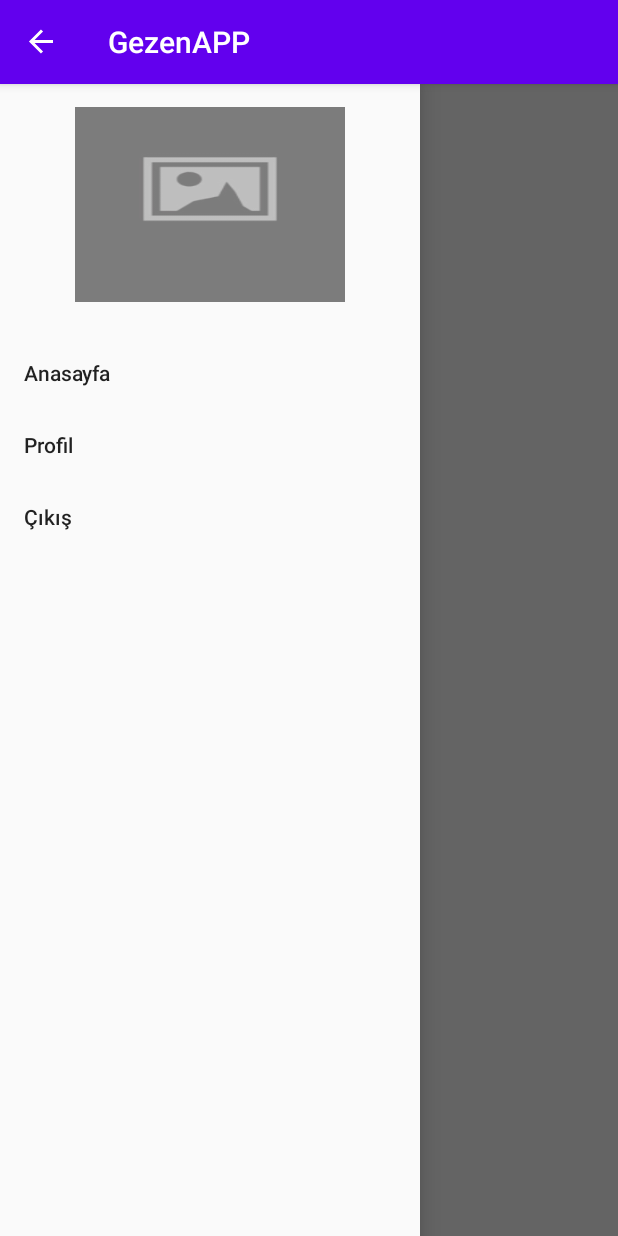
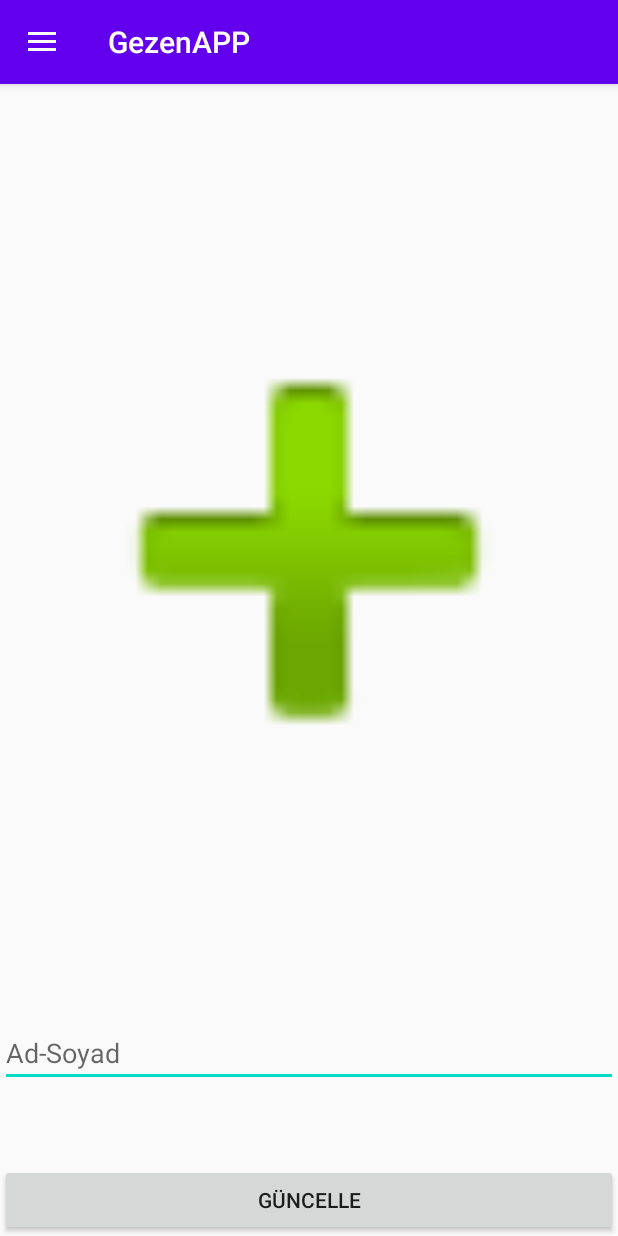
Before and after one commit to realka/GezenAPP, an Android app: the screen it shows after launch once a user with an empty profile is signed in (HomeActivity before the commit, ProfileActivity after it), after a tap on "Profil", on a phone screen of 412 x 824 dp. Run offline under Robolectric (Android 15) with nearby library versions, the phone set to English and light mode, and no system bars; our stand-ins replace Firebase (no records; nobody signed in at launch, a user with empty details on screens opened directly), Picasso; libraries missing offline, so code that uses them is left out: com.firebase.ui; 2 other taps on this screen came first.

```diff
--- a/app/build.gradle
+++ b/app/build.gradle
@@ -50,6 +50,7 @@ dependencies {
     implementation 'com.google.firebase:firebase-core:17.4.1'
     implementation 'com.google.firebase:firebase-analytics:17.4.1'
     implementation 'com.google.firebase:firebase-auth:19.3.1'
+    implementation 'com.google.firebase:firebase-storage:19.1.0'
 
     //noinspection GradleCompatible
     androidTestImplementation 'com.android.support.test:runner:1.0.2'
@@ -70,6 +71,11 @@ dependencies {
     compile 'com.squareup.picasso:picasso:2.5.2'
     implementation 'com.google.firebase:firebase-database:19.3.0'
 
+    implementation 'com.github.bumptech.glide:glide:4.11.0'
+    annotationProcessor 'com.github.bumptech.glide:compiler:4.11.0'
+    implementation 'com.firebaseui:firebase-ui-storage:6.2.0'
+
+
 
 }
 apply plugin: 'com.google.gms.google-services'
--- a/app/src/main/AndroidManifest.xml
+++ b/app/src/main/AndroidManifest.xml
@@ -9,8 +9,8 @@
         android:roundIcon="@mipmap/ic_launcher_round"
         android:supportsRtl="true"
         android:theme="@style/AppTheme">
-        android:name="android.support.multidex.MultiDexApplication" >
-        <activity android:name=".HomeActivity"></activity>
+        <activity android:name=".ProfileActivity"></activity>
+        <activity android:name=".HomeActivity" />
         <activity android:name=".LoginActivity" />
         <activity android:name=".MainActivity">
             <intent-filter>
--- a/app/src/main/java/com/example/gezenapp/HomeActivity.java
+++ b/app/src/main/java/com/example/gezenapp/HomeActivity.java
@@ -1,12 +1,22 @@
 package com.example.gezenapp;
 
 
+import android.annotation.SuppressLint;
+import android.content.ContentResolver;
+import android.content.Context;
 import android.content.Intent;
+import android.graphics.Bitmap;
+import android.graphics.BitmapFactory;
+import android.media.Image;
+import android.net.Uri;
 import android.os.Bundle;
+import android.util.DisplayMetrics;
 import android.util.Log;
 import android.view.MenuItem;
 import android.view.View;
 import android.widget.Button;
+import android.widget.EditText;
+import android.widget.ImageView;
 import android.widget.TextView;
 import android.widget.Toast;
 
@@ -17,16 +27,31 @@ import androidx.drawerlayout.widget.DrawerLayout;
 import androidx.recyclerview.widget.LinearLayoutManager;
 import androidx.recyclerview.widget.RecyclerView;
 
+import com.bumptech.glide.Glide;
+import com.bumptech.glide.Registry;
+import com.bumptech.glide.annotation.GlideModule;
+import com.bumptech.glide.module.AppGlideModule;
+import com.firebase.ui.storage.images.FirebaseImageLoader;
+import com.google.android.gms.tasks.OnFailureListener;
+import com.google.android.gms.tasks.OnSuccessListener;
+import com.google.android.gms.tasks.Task;
 import com.google.android.material.navigation.NavigationView;
 import com.google.firebase.auth.FirebaseAuth;
+import com.google.firebase.auth.FirebaseUser;
+import com.google.firebase.auth.UserInfo;
 import com.google.firebase.database.DataSnapshot;
 import com.google.firebase.database.DatabaseError;
 import com.google.firebase.database.DatabaseReference;
 import com.google.firebase.database.FirebaseDatabase;
 import com.google.firebase.database.ValueEventListener;
+import com.google.firebase.storage.FirebaseStorage;
+import com.google.firebase.storage.StorageReference;
+import com.squareup.picasso.Picasso;
 
+import java.io.InputStream;
 import java.util.ArrayList;
 import java.util.List;
+import java.util.UUID;
 
 
 public class HomeActivity extends AppCompatActivity implements MyRecyclerViewAdapter.ItemClickListener{
@@ -38,9 +63,14 @@ public class HomeActivity extends AppCompatActivity implements MyRecyclerViewAda
     //ImageView image;
     RecyclerView recyclerView;
     MyRecyclerViewAdapter adapter;
+    TextView navDisplayName;
+    ImageView navImage;
 
     private DrawerLayout drawerLayout;
     private ActionBarDrawerToggle actionBarDrawerToggle;
+
+
+    StorageReference storageReference;
     @Override
     protected void onCreate(Bundle savedInstanceState) {
         super.onCreate(savedInstanceState);
@@ -49,6 +79,7 @@ public class HomeActivity extends AppCompatActivity implements MyRecyclerViewAda
         header = (TextView) findViewById(R.id.header);
         abs = (TextView) findViewById(R.id.abs);
         //image = (ImageView) findViewById(R.id.postImage);
+
 
         mDatabase = FirebaseDatabase.getInstance().getReference();
         mDatabase.addValueEventListener(new ValueEventListener() {
@@ -84,6 +115,8 @@ public class HomeActivity extends AppCompatActivity implements MyRecyclerViewAda
         drawerLayout.addDrawerListener(actionBarDrawerToggle);
         actionBarDrawerToggle.syncState();
 
+
+
         getSupportActionBar().setDisplayHomeAsUpEnabled(true);
 
         final NavigationView navigationView = (NavigationView) findViewById(R.id.nav_view);
@@ -97,7 +130,7 @@ public class HomeActivity extends AppCompatActivity implements MyRecyclerViewAda
 
                      FirebaseAuth.getInstance().signOut();
                      Intent iMain = new Intent(HomeActivity.this, MainActivity.class);
-                      startActivity(iMain);
+                     startActivity(iMain);
 
                 }else  if (id == R.id.home){
 
@@ -105,15 +138,63 @@ public class HomeActivity extends AppCompatActivity implements MyRecyclerViewAda
 
                 }else if (id == R.id.profile){
 
-                    Toast.makeText(HomeActivity.this,"Profile",Toast.LENGTH_SHORT);
-
+                    //Toast.makeText(HomeActivity.this,"Profile",Toast.LENGTH_SHORT);
+                    Intent iHome = new Intent(HomeActivity.this,ProfileActivity.class);
+                    startActivity(iHome);
                 }
                 return true;
             }
-        })
-        ;
+        });
+
+        FirebaseUser user = FirebaseAuth.getInstance().getCurrentUser();
+        if (user != null ) {
+            for (UserInfo profile : user.getProviderData()) {
+                String name = profile.getDisplayName();
+                Uri photoUrl = profile.getPhotoUrl();
+
+                View header = navigationView.getHeaderView(0);
+                navDisplayName = (TextView) header.findViewById(R.id.nav_text);
+                navImage = (ImageView) header.findViewById(R.id.nav_pic);
+
+                if (name != null)
+                {
+                    navDisplayName.setText(name);
+
+                } else
+                {
+                    navDisplayName.setText("Bilinmeyen Kullanici");
+                }
+                if (photoUrl != null)
+                {
 
 
+                    // Create a storage reference from our app
+                    StorageReference storageRef = FirebaseStorage.getInstance().getReference();
+
+                    // Create a reference with an initial file path and name
+                    StorageReference pathReference = storageRef.child("images/"+photoUrl.getLastPathSegment().toString());
+
+                    Log.d("TAG", "onFailure: "+pathReference);
+
+                    final long ONE_MEGABYTE = 1024 * 1024 * 4;
+                    pathReference.getBytes(ONE_MEGABYTE).addOnSuccessListener(new OnSuccessListener<byte[]>() {
+                        @Override
+                        public void onSuccess(byte[] bytes) {
+                            Bitmap bitmap = BitmapFactory.decodeByteArray(bytes, 0, bytes.length);
+                            navImage.setImageBitmap(bitmap);
+                        }
+                    }).addOnFailureListener(new OnFailureListener() {
+                        @Override
+                        public void onFailure(@NonNull Exception exception) {
+                            // Handle any errors
+                            Log.d("TAG", "onFailure: "+exception.getMessage());
+                        }
+                    });
+
+                }
+            }
+        }
+        //Navigation
     }
 
     @Override
--- a/app/src/main/java/com/example/gezenapp/MainActivity.java
+++ b/app/src/main/java/com/example/gezenapp/MainActivity.java
@@ -58,7 +58,7 @@ public class MainActivity extends AppCompatActivity {
                 FirebaseUser mFirebaseUser = mFirebaseAuth.getCurrentUser();
                 if(mFirebaseUser != null)
                 {
-                    Toast.makeText(MainActivity.this,"Giriş başarili",Toast.LENGTH_LONG).show();
+                    //Toast.makeText(MainActivity.this,"Giriş başarili",Toast.LENGTH_LONG).show();
                     Intent i = new Intent(MainActivity.this,HomeActivity.class);
                     startActivity(i);
                 }
--- /dev/null
+++ b/app/src/main/java/com/example/gezenapp/ProfileActivity.java
@@ -0,0 +1,367 @@
+package com.example.gezenapp;
+
+import androidx.annotation.NonNull;
+import androidx.appcompat.app.ActionBarDrawerToggle;
+import androidx.appcompat.app.AppCompatActivity;
+import androidx.drawerlayout.widget.DrawerLayout;
+import androidx.recyclerview.widget.RecyclerView;
+
+import android.app.ProgressDialog;
+import android.content.Intent;
+import android.graphics.Bitmap;
+import android.graphics.BitmapFactory;
+import android.net.Uri;
+import android.os.Bundle;
+import android.provider.MediaStore;
+import android.util.Log;
+import android.view.MenuItem;
+import android.view.View;
+import android.widget.Button;
+import android.widget.EditText;
+import android.widget.ImageView;
+import android.widget.TextView;
+import android.widget.Toast;
+
+import com.google.android.gms.tasks.OnCompleteListener;
+import com.google.android.gms.tasks.OnFailureListener;
+import com.google.android.gms.tasks.OnSuccessListener;
+import com.google.android.gms.tasks.Task;
+import com.google.android.material.navigation.NavigationView;
+import com.google.firebase.auth.FirebaseAuth;
+import com.google.firebase.auth.FirebaseUser;
+import com.google.firebase.auth.UserInfo;
+import com.google.firebase.auth.UserProfileChangeRequest;
+import com.google.firebase.database.DatabaseReference;
+import com.google.firebase.storage.FirebaseStorage;
+import com.google.firebase.storage.OnProgressListener;
+import com.google.firebase.storage.StorageReference;
+import com.google.firebase.storage.UploadTask;
+
+import java.io.IOException;
+import java.util.ArrayList;
+import java.util.List;
+import java.util.UUID;
+
+public class ProfileActivity extends AppCompatActivity {
+    private  FirebaseAuth.AuthStateListener mAuthStateListener;
+
+    private DrawerLayout drawerLayout;
+    private ActionBarDrawerToggle actionBarDrawerToggle;
+
+    //FirebaseAuth mFirebaseAuth;
+    FirebaseUser user ;
+    Button updateProfile;
+    EditText displayName;
+    String imageURL;
+    TextView email;
+    // view for image view
+    private ImageView imageView;
+
+    // Uri indicates, where the image will be picked from
+    private Uri filePath;
+
+    // request code
+    private final int PICK_IMAGE_REQUEST = 22;
+
+    // instance for firebase storage and StorageReference
+    FirebaseStorage storage;
+    StorageReference storageReference;
+
+    private DatabaseReference mDatabase;
+    //CardView cardView;
+    TextView header;
+    TextView abs;
+    List<Post> posts = new ArrayList<>();
+    //ImageView image;
+    RecyclerView recyclerView;
+    MyRecyclerViewAdapter adapter;
+    TextView navDisplayName;
+    ImageView navImage;
+
+    @Override
+    protected void onStart() {
+        super.onStart();
+        //mFirebaseAuth.addAuthStateListener(mAuthStateListener);
+    }
+
+    @Override
+    protected void onCreate(Bundle savedInstanceState) {
+        super.onCreate(savedInstanceState);
+        setContentView(R.layout.activity_profile);
+
+
+
+        //Navigation
+        drawerLayout = (DrawerLayout) findViewById(R.id.drawerLayout2);
+        actionBarDrawerToggle = new ActionBarDrawerToggle(this,drawerLayout,R.string.Open,R.string.Close);
+        actionBarDrawerToggle.setDrawerIndicatorEnabled(true);
+        drawerLayout.addDrawerListener(actionBarDrawerToggle);
+        actionBarDrawerToggle.syncState();
+
+
+
+        getSupportActionBar().setDisplayHomeAsUpEnabled(true);
+
+        final NavigationView navigationView = (NavigationView) findViewById(R.id.nav_view2);
+
+        navigationView.setNavigationItemSelectedListener(new NavigationView.OnNavigationItemSelectedListener() {
+            @Override
+            public boolean onNavigationItemSelected(@NonNull MenuItem item) {
+                int id = item.getItemId();
+
+                if (id == R.id.cikisyap){
+
+                    FirebaseAuth.getInstance().signOut();
+                    Intent iMain = new Intent(ProfileActivity.this, MainActivity.class);
+                    startActivity(iMain);
+
+                }else  if (id == R.id.home){
+
+                    Intent iMain = new Intent(ProfileActivity.this, MainActivity.class);
+                    startActivity(iMain);
+
+                }else if (id == R.id.profile){
+
+                    //Toast.makeText(HomeActivity.this,"Profile",Toast.LENGTH_SHORT);
+                    Intent iHome = new Intent(ProfileActivity.this,ProfileActivity.class);
+                    startActivity(iHome);
+                }
+                return true;
+            }
+        });
+
+        imageView = findViewById(R.id.profilepic);
+
+        // get the Firebase  storage reference
+        storage = FirebaseStorage.getInstance();
+        storageReference = storage.getReference();
+
+        // on pressing btnSelect SelectImage() is called
+        imageView.setOnClickListener(new View.OnClickListener() {
+            @Override
+            public void onClick(View v)
+            {
+                SelectImage();
+            }
+        });
+
+
+        displayName = (EditText) findViewById(R.id.profilename);
+        updateProfile = (Button) findViewById(R.id.profileupdate);
+
+        //mFirebaseAuth = FirebaseAuth.getInstance();
+        user = FirebaseAuth.getInstance().getCurrentUser();
+        email = (TextView) findViewById(R.id.email);
+        email.setText(user.getEmail());
+        displayName.setText(user.getDisplayName());
+        updateProfile.setOnClickListener(new View.OnClickListener(){
+            @Override
+            public void onClick(View v) {
+                imageURL = uploadImage();
+                String displayedName = displayName.getText().toString();
+                UserProfileChangeRequest profileUpdates = new UserProfileChangeRequest.Builder()
+                        .setDisplayName(displayedName)
+                        .setPhotoUri(Uri.parse(imageURL))
+                        .build();
+
+                user.updateProfile(profileUpdates)
+                        .addOnCompleteListener(new OnCompleteListener<Void>() {
+                            @Override
+                            public void onComplete(@NonNull Task<Void> task) {
+                                if (task.isSuccessful()) {
+                                    Toast.makeText(ProfileActivity.this,"Güncelleme başarili.",Toast.LENGTH_SHORT).show();
+                                    Intent i = new Intent(ProfileActivity.this,HomeActivity.class);
+                                    startActivity(i);
+                                }
+                            }
+                        });
+                    }
+        });
+
+        FirebaseUser user = FirebaseAuth.getInstance().getCurrentUser();
+        if (user != null ) {
+            for (UserInfo profile : user.getProviderData()) {
+                String name = profile.getDisplayName();
+                Uri photoUrl = profile.getPhotoUrl();
+
+                View header = navigationView.getHeaderView(0);
+                navDisplayName = (TextView) header.findViewById(R.id.nav_text);
+                navImage = (ImageView) header.findViewById(R.id.nav_pic);
+
+                if (name != null)
+                {
+                    navDisplayName.setText(name);
+
+                } else
+                {
+                    navDisplayName.setText("Bilinmeyen Kullanici");
+                }
+                if (photoUrl != null)
+                {
+
+
+                    // Create a storage reference from our app
+                    StorageReference storageRef = FirebaseStorage.getInstance().getReference();
+
+                    // Create a reference with an initial file path and name
+                    StorageReference pathReference = storageRef.child("images/"+photoUrl.getLastPathSegment().toString());
+
+                    Log.d("TAG", "onFailure: "+pathReference);
+
+                    final long ONE_MEGABYTE = 2048 * 2048;
+                    pathReference.getBytes(ONE_MEGABYTE).addOnSuccessListener(new OnSuccessListener<byte[]>() {
+                        @Override
+                        public void onSuccess(byte[] bytes) {
+                            Bitmap bitmap = BitmapFactory.decodeByteArray(bytes, 0, bytes.length);
+                            navImage.setImageBitmap(bitmap);
+                        }
+                    }).addOnFailureListener(new OnFailureListener() {
+                        @Override
+                        public void onFailure(@NonNull Exception exception) {
+                            // Handle any errors
+                            Log.d("TAG", "onFailure: "+exception.getMessage());
+                        }
+                    });
+
+                }
+            }
+        }
+    }
+    // Select Image method
+    private void SelectImage()
+    {
+
+        // Defining Implicit Intent to mobile gallery
+        Intent intent = new Intent();
+        intent.setType("image/*");
+        intent.setAction(Intent.ACTION_GET_CONTENT);
+        startActivityForResult(
+                Intent.createChooser(
+                        intent,
+                        "Select Image from here..."),
+                PICK_IMAGE_REQUEST);
+    }
+
+    // Override onActivityResult method
+    @Override
+    protected void onActivityResult(int requestCode,
+                                    int resultCode,
+                                    Intent data)
+    {
+
+        super.onActivityResult(requestCode,
+                resultCode,
+                data);
+
+        // checking request code and result code
+        // if request code is PICK_IMAGE_REQUEST and
+        // resultCode is RESULT_OK
+        // then set image in the image view
+        if (requestCode == PICK_IMAGE_REQUEST
+                && resultCode == RESULT_OK
+                && data != null
+                && data.getData() != null) {
+
+            // Get the Uri of data
+            filePath = data.getData();
+            try {
+
+                // Setting image on image view using Bitmap
+                Bitmap bitmap = MediaStore
+                        .Images
+                        .Media
+                        .getBitmap(
+                                getContentResolver(),
+                                filePath);
+                imageView.setImageBitmap(bitmap);
+            }
+
+            catch (IOException e) {
+                // Log the exception
+                e.printStackTrace();
+            }
+        }
+    }
+
+    // UploadImage method
+    private String uploadImage()
+    {
+        String picName = null;
+        if (filePath != null) {
+
+            // Code for showing progressDialog while uploading
+            ProgressDialog progressDialog
+                    = new ProgressDialog(this);
+            progressDialog.setTitle("Uploading...");
+            progressDialog.show();
+
+            // Defining the child of storageReference
+            StorageReference ref
+                    = storageReference
+                    .child(
+                            "images/"
+                                    + UUID.randomUUID().toString());
+            picName = ref.toString();
+            // adding listeners on upload
+            // or failure of image
+            ref.putFile(filePath)
+                    .addOnSuccessListener(
+                            new OnSuccessListener<UploadTask.TaskSnapshot>() {
+
+                                @Override
+                                public void onSuccess(
+                                        UploadTask.TaskSnapshot taskSnapshot)
+                                {
+
+                                    // Image uploaded successfully
+                                    // Dismiss dialog
+                                    progressDialog.dismiss();
+                                    Toast
+                                            .makeText(ProfileActivity.this,
+                                                    "Image Uploaded!!",
+                                                    Toast.LENGTH_SHORT)
+                                            .show();
+                                }
+                            })
+
+                    .addOnFailureListener(new OnFailureListener() {
+                        @Override
+                        public void onFailure(@NonNull Exception e)
+                        {
+
+                            // Error, Image not uploaded
+                            progressDialog.dismiss();
+                            Toast
+                                    .makeText(ProfileActivity.this,
+                                            "Failed - " + e.getMessage(),
+                                            Toast.LENGTH_SHORT)
+                                    .show();
+                        }
+                    })
+                    .addOnProgressListener(
+                            new OnProgressListener<UploadTask.TaskSnapshot>() {
+
+                                // Progress Listener for loading
+                                // percentage on the dialog box
+                                @Override
+                                public void onProgress(
+                                        UploadTask.TaskSnapshot taskSnapshot)
+                                {
+                                    double progress
+                                            = (100.0
+                                            * taskSnapshot.getBytesTransferred()
+                                            / taskSnapshot.getTotalByteCount());
+                                    progressDialog.setMessage(
+                                            "Uploaded "
+                                                    + (int)progress + "%");
+                                }
+                            });
+
+        }
+        return picName;
+    }
+    @Override
+    public boolean onOptionsItemSelected(@NonNull MenuItem item) {
+        return actionBarDrawerToggle.onOptionsItemSelected(item) ||  super.onOptionsItemSelected(item);
+    }
+}
--- /dev/null
+++ b/app/src/main/res/layout/activity_profile.xml
@@ -0,0 +1,64 @@
+<?xml version="1.0" encoding="utf-8"?>
+<androidx.drawerlayout.widget.DrawerLayout
+    xmlns:android="http://schemas.android.com/apk/res/android"
+    xmlns:app="http://schemas.android.com/apk/res-auto"
+    android:layout_width="match_parent"
+    android:layout_height="match_parent"
+    android:orientation="vertical"
+    android:id="@+id/drawerLayout2"
+    >
+<LinearLayout xmlns:android="http://schemas.android.com/apk/res/android"
+    xmlns:app="http://schemas.android.com/apk/res-auto"
+    android:layout_width="match_parent"
+    android:layout_height="match_parent"
+    android:orientation="vertical"
+    android:layout_marginTop="@dimen/activity_vertical_margin">
+
+    <ImageView
+        android:id="@+id/profilepic"
+        android:layout_width="match_parent"
+        android:layout_height="wrap_content"
+        android:layout_gravity="center"
+        android:layout_marginBottom="15dp"
+        android:layout_marginTop="15dp"
+        android:layout_weight="1"
+        app:srcCompat="@android:drawable/ic_input_add" />
+
+    <EditText
+        android:id="@+id/profilename"
+        android:hint="Ad-Soyad"
+        android:layout_width="match_parent"
+        android:layout_height="wrap_content"
+        android:layout_marginTop="@dimen/activity_vertical_margin"
+        android:autofillHints=""
+        android:ems="10"/>
+    <TextView
+        android:id="@+id/email"
+        android:layout_width="match_parent"
+        android:layout_height="wrap_content"
+        android:layout_marginTop="@dimen/activity_vertical_margin"
+        android:autofillHints=""
+        android:ems="10"/>
+
+    <Button
+        android:id="@+id/profileupdate"
+        android:layout_width="match_parent"
+        android:layout_height="wrap_content"
+        android:layout_marginTop="@dimen/activity_vertical_margin"
+        android:text="Güncelle" />
+</LinearLayout>
+
+    <com.google.android.material.navigation.NavigationView
+        android:layout_width="wrap_content"
+        android:layout_height="match_parent"
+        android:id="@+id/nav_view2"
+        android:layout_gravity="start"
+        app:headerLayout="@layout/nav_header"
+        app:menu="@menu/nav_menu"
+        >
+
+    </com.google.android.material.navigation.NavigationView>
+
+
+
+</androidx.drawerlayout.widget.DrawerLayout>
--- a/app/src/main/res/values/strings.xml
+++ b/app/src/main/res/values/strings.xml
@@ -16,4 +16,6 @@
     <string name="home_second">Home Second</string>
     <string name="Open">Navbar</string>
     <string name="Close">Navbar</string>
+    <string name="todo">TODO</string>
+    <string name="bilinmeyen_kullanici">Bilinmeyen Kullanici</string>
 </resources>
```
Also changed, not shown: app/src/main/java/com/example/gezenapp/LoginActivity.java (+36 -5 lines), app/src/main/java/com/example/gezenapp/MyAppGlideModule.java (added, +24 -0 lines), app/src/main/res/layout/activiy_login.xml (+1 -8 lines), app/src/main/res/layout/nav_header.xml (+11 -2 lines), app/src/main/res/layout/activity_home.xml (indentation only).
